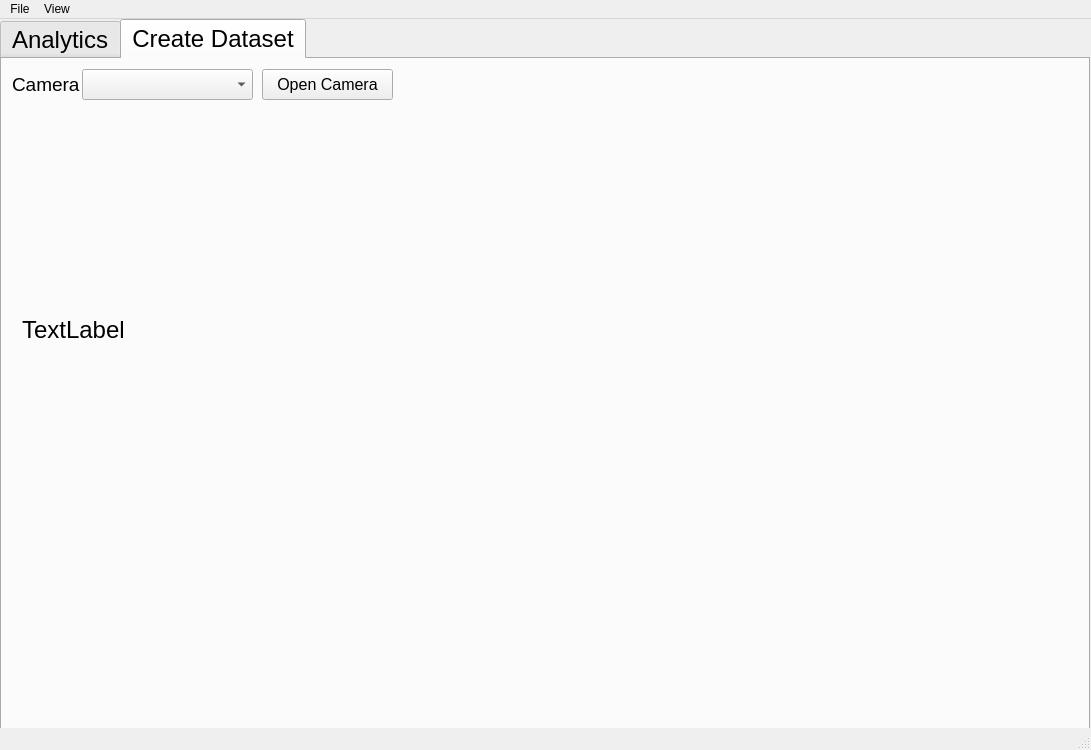
This is QTDESIGNER INTERFACES/Design 1.ui in peteskylight/WORKING_THESIS as Qt 5 draws it before an edit. The edited form follows.
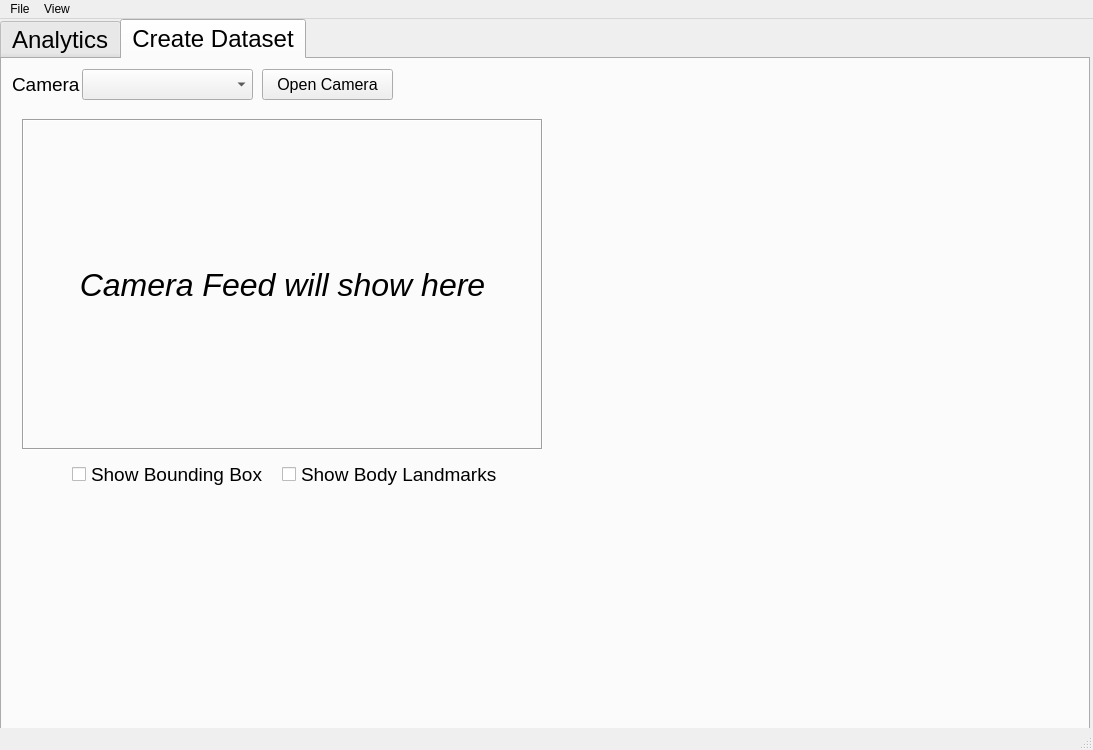
This is the edited form.

Commit message: Opening camera with keypoints drawn

The edit to the form file:
```diff
--- a/QTDESIGNER INTERFACES/Design 1.ui
+++ b/QTDESIGNER INTERFACES/Design 1.ui
@@ -6,7 +6,7 @@
    <rect>
     <x>0</x>
     <y>0</y>
-    <width>1091</width>
+    <width>1093</width>
     <height>750</height>
    </rect>
   </property>
@@ -79,12 +79,29 @@
        <rect>
         <x>20</x>
         <y>60</y>
-        <width>611</width>
-        <height>421</height>
+        <width>521</width>
+        <height>331</height>
        </rect>
       </property>
+      <property name="font">
+       <font>
+        <pointsize>24</pointsize>
+        <weight>50</weight>
+        <italic>true</italic>
+        <bold>false</bold>
+       </font>
+      </property>
+      <property name="frameShape">
+       <enum>QFrame::Box</enum>
+      </property>
+      <property name="frameShadow">
+       <enum>QFrame::Sunken</enum>
+      </property>
       <property name="text">
-       <string>TextLabel</string>
+       <string>Camera Feed will show here</string>
+      </property>
+      <property name="alignment">
+       <set>Qt::AlignCenter</set>
       </property>
      </widget>
      <widget class="QPushButton" name="openCamera">
@@ -105,6 +122,42 @@
        <string>Open Camera</string>
       </property>
      </widget>
+     <widget class="QCheckBox" name="showBoundingBoxChkBox">
+      <property name="geometry">
+       <rect>
+        <x>70</x>
+        <y>400</y>
+        <width>191</width>
+        <height>31</height>
+       </rect>
+      </property>
+      <property name="font">
+       <font>
+        <pointsize>14</pointsize>
+       </font>
+      </property>
+      <property name="text">
+       <string>Show Bounding Box</string>
+      </property>
+     </widget>
+     <widget class="QCheckBox" name="showLandmarksChkBox">
+      <property name="geometry">
+       <rect>
+        <x>280</x>
+        <y>400</y>
+        <width>221</width>
+        <height>31</height>
+       </rect>
+      </property>
+      <property name="font">
+       <font>
+        <pointsize>14</pointsize>
+       </font>
+      </property>
+      <property name="text">
+       <string>Show Body Landmarks</string>
+      </property>
+     </widget>
     </widget>
    </widget>
   </widget>
@@ -113,7 +166,7 @@
     <rect>
      <x>0</x>
      <y>0</y>
-     <width>1091</width>
+     <width>1093</width>
      <height>21</height>
     </rect>
    </property>
```
The commit also changes 22 other files.
